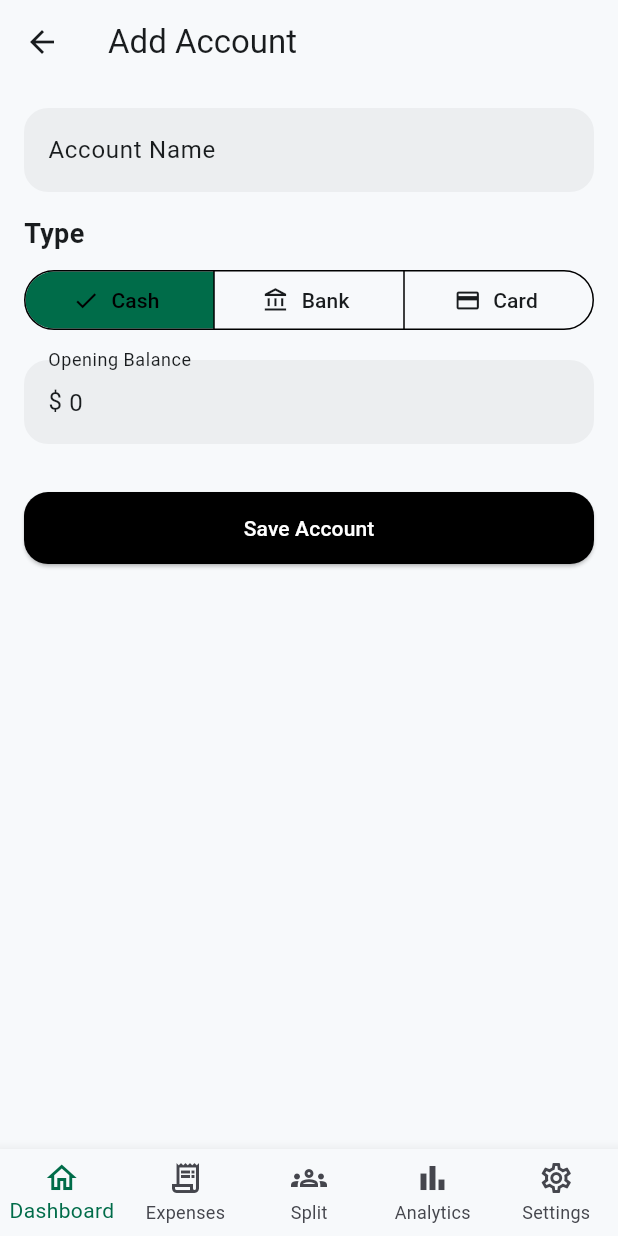
After one commit to angelrider-dev/money_mate, a Flutter app: the AddEditAccountScreen screen opened by its route, on a phone screen of 412 x 824 dp. The commit adds this screen. Run offline on Flutter 3.47's test engine with Material 3 defaults, Android fonts, the phone set to English and light mode, and no system bars; our stand-ins replace drift, fl_chart, flutter_riverpod, go_router, image_picker, share_plus; missing offline and left inert: encrypt, file_selector; accounts and stored records are empty; generated files the repository leaves out were written again; Roboto replaces fonts that are missing (Manrope).

Commit message:
Add Accounts (multi-account, optional) and Recurring Transactions screens

```diff
--- a/lib/core/router/app_router.dart
+++ b/lib/core/router/app_router.dart
@@ -22,6 +22,11 @@ import '../../features/settings/main/settings_screen.dart';
 import '../../features/settings/profile/profile_edit_screen.dart';
 import '../../features/settings/backup/backup_restore_screen.dart';
 import '../../features/settings/about/about_screen.dart';
+import '../../features/accounts/list/accounts_list_screen.dart';
+import '../../features/accounts/add_edit/add_edit_account_screen.dart';
+import '../../features/accounts/transfer/transfer_screen.dart';
+import '../../features/recurring/list/recurring_rules_list_screen.dart';
+import '../../features/recurring/add_edit/add_edit_recurring_rule_screen.dart';
 
 /// 5-tab bottom nav: Dashboard, Expenses, Split, Analytics, Settings.
 /// Everything else (Income, Savings, Budgets, Accounts, Recurring, Backup,
@@ -79,6 +84,30 @@ final appRouter = GoRouter(
                   ),
                 ),
               ],
+            ),
+          ],
+        ),
+        GoRoute(
+          path: '/accounts',
+          builder: (context, state) => const AccountsListScreen(),
+          routes: [
+            GoRoute(
+              path: 'add',
+              builder: (context, state) => const AddEditAccountScreen(),
+            ),
+            GoRoute(
+              path: 'transfer',
+              builder: (context, state) => const TransferScreen(),
+            ),
+          ],
+        ),
+        GoRoute(
+          path: '/recurring',
+          builder: (context, state) => const RecurringRulesListScreen(),
+          routes: [
+            GoRoute(
+              path: 'add',
+              builder: (context, state) => const AddEditRecurringRuleScreen(),
             ),
           ],
         ),
--- /dev/null
+++ b/lib/features/accounts/add_edit/add_edit_account_screen.dart
@@ -0,0 +1,79 @@
+import 'package:flutter/material.dart';
+import 'package:flutter_riverpod/flutter_riverpod.dart';
+import '../../../core/theme/app_theme.dart';
+import '../../../data/providers/repository_providers.dart';
+
+class AddEditAccountScreen extends ConsumerStatefulWidget {
+  const AddEditAccountScreen({super.key});
+
+  @override
+  ConsumerState<AddEditAccountScreen> createState() => _AddEditAccountScreenState();
+}
+
+class _AddEditAccountScreenState extends ConsumerState<AddEditAccountScreen> {
+  final _nameController = TextEditingController();
+  final _balanceController = TextEditingController(text: '0');
+  String _type = 'cash';
+
+  @override
+  void dispose() {
+    _nameController.dispose();
+    _balanceController.dispose();
+    super.dispose();
+  }
+
+  Future<void> _save() async {
+    if (_nameController.text.trim().isEmpty) {
+      ScaffoldMessenger.of(context)
+          .showSnackBar(const SnackBar(content: Text('Enter an account name')));
+      return;
+    }
+
+    await ref.read(accountRepositoryProvider).addAccount(
+          name: _nameController.text.trim(),
+          type: _type,
+          openingBalance: double.tryParse(_balanceController.text) ?? 0,
+        );
+
+    if (mounted) Navigator.of(context).pop();
+  }
+
+  @override
+  Widget build(BuildContext context) {
+    return Scaffold(
+      appBar: AppBar(title: const Text('Add Account')),
+      body: ListView(
+        padding: const EdgeInsets.all(16),
+        children: [
+          TextField(
+            controller: _nameController,
+            decoration: const InputDecoration(labelText: 'Account Name'),
+          ),
+          const SizedBox(height: 16),
+
+          Text('Type', style: AppTypography.titleMd),
+          const SizedBox(height: 8),
+          SegmentedButton<String>(
+            segments: const [
+              ButtonSegment(value: 'cash', label: Text('Cash'), icon: Icon(Icons.payments_outlined)),
+              ButtonSegment(value: 'bank', label: Text('Bank'), icon: Icon(Icons.account_balance_outlined)),
+              ButtonSegment(value: 'card', label: Text('Card'), icon: Icon(Icons.credit_card)),
+            ],
+            selected: {_type},
+            onSelectionChanged: (s) => setState(() => _type = s.first),
+          ),
+          const SizedBox(height: 16),
+
+          TextField(
+            controller: _balanceController,
+            keyboardType: const TextInputType.numberWithOptions(decimal: true),
+            decoration: const InputDecoration(labelText: 'Opening Balance', prefixText: '\$ '),
+          ),
+          const SizedBox(height: 32),
+
+          ElevatedButton(onPressed: _save, child: const Text('Save Account')),
+        ],
+      ),
+    );
+  }
+}
--- /dev/null
+++ b/lib/features/accounts/list/accounts_list_screen.dart
@@ -0,0 +1,99 @@
+import 'package:flutter/material.dart';
+import 'package:flutter_riverpod/flutter_riverpod.dart';
+import 'package:go_router/go_router.dart';
+import '../../../core/theme/app_theme.dart';
+import '../../../data/providers/repository_providers.dart';
+import '../../../data/local/database.dart';
+
+class AccountsListScreen extends ConsumerWidget {
+  const AccountsListScreen({super.key});
+
+  @override
+  Widget build(BuildContext context, WidgetRef ref) {
+    final accountsAsync = ref.watch(activeAccountsProvider);
+
+    return Scaffold(
+      appBar: AppBar(title: const Text('Accounts')),
+      floatingActionButton: FloatingActionButton(
+        backgroundColor: AppColors.primary,
+        onPressed: () => context.push('/accounts/add'),
+        child: const Icon(Icons.add, color: AppColors.onPrimary),
+      ),
+      body: accountsAsync.when(
+        loading: () => const Center(child: CircularProgressIndicator()),
+        error: (e, _) => Center(child: Text('Error: $e')),
+        data: (accounts) {
+          if (accounts.isEmpty) {
+            return const Center(child: Text('No accounts yet — add your first one'));
+          }
+          return ListView(
+            padding: const EdgeInsets.fromLTRB(16, 16, 16, 96),
+            children: [
+              if (accounts.length > 1)
+                Padding(
+                  padding: const EdgeInsets.only(bottom: 12),
+                  child: SizedBox(
+                    width: double.infinity,
+                    child: OutlinedButton.icon(
+                      onPressed: () => context.push('/accounts/transfer'),
+                      icon: const Icon(Icons.swap_horiz),
+                      label: const Text('Transfer Between Accounts'),
+                    ),
+                  ),
+                ),
+              ...accounts.map((a) => _AccountCard(account: a)),
+            ],
+          );
+        },
+      ),
+    );
+  }
+}
+
+class _AccountCard extends ConsumerWidget {
+  final Account account;
+  const _AccountCard({required this.account});
+
+  IconData _iconFor(String type) {
+    switch (type) {
+      case 'bank':
+        return Icons.account_balance_outlined;
+      case 'card':
+        return Icons.credit_card;
+      case 'wallet':
+        return Icons.account_balance_wallet_outlined;
+      default:
+        return Icons.payments_outlined;
+    }
+  }
+
+  @override
+  Widget build(BuildContext context, WidgetRef ref) {
+    final repo = ref.watch(accountRepositoryProvider);
+
+    return Card(
+      margin: const EdgeInsets.only(bottom: 12),
+      child: FutureBuilder<double>(
+        future: repo.currentBalance(account.id),
+        builder: (context, snapshot) {
+          final balance = snapshot.data ?? account.openingBalance;
+          return ListTile(
+            leading: CircleAvatar(
+              backgroundColor: AppColors.surfaceContainerHigh,
+              child: Icon(_iconFor(account.type), size: 20),
+            ),
+            title: Text(account.name, style: AppTypography.bodyLg),
+            subtitle: Text(account.type.toUpperCase(), style: AppTypography.labelMd),
+            trailing: Text(
+              '\$${balance.toStringAsFixed(2)}',
+              style: AppTypography.bodyLg.copyWith(
+                fontWeight: FontWeight.w600,
+                color: balance >= 0 ? AppColors.income : AppColors.error,
+              ),
+            ),
+          );
+        },
+      ),
+    );
+  }
+}
```
Also changed, not shown: lib/core/widgets/app_shell.dart (+14 -5 lines), lib/features/accounts/transfer/transfer_screen.dart (added, +98 -0 lines), lib/features/recurring/add_edit/add_edit_recurring_rule_screen.dart (added, +188 -0 lines), lib/features/recurring/list/recurring_rules_list_screen.dart (added, +99 -0 lines).
